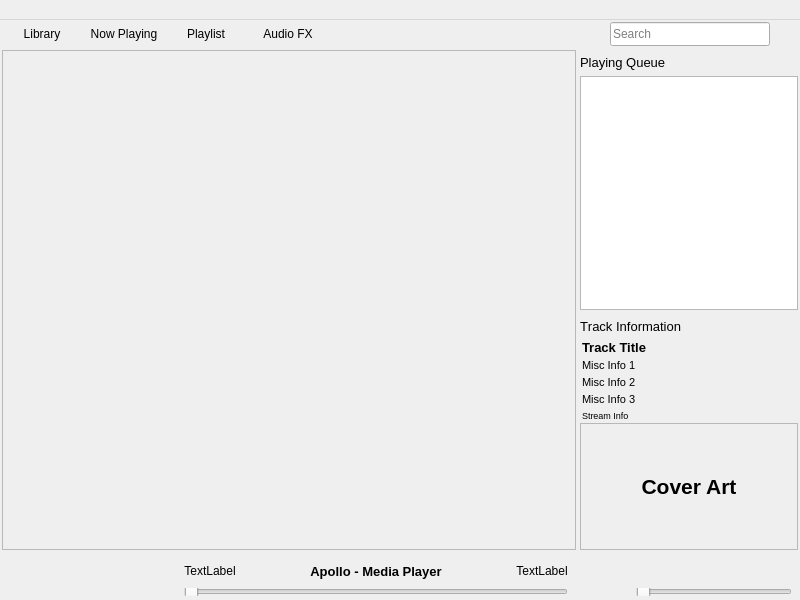
This is apollo/layout/mainwindow.ui in OmmarShaikh01/Apollo as Qt 5 draws it before an edit. The edited form follows.
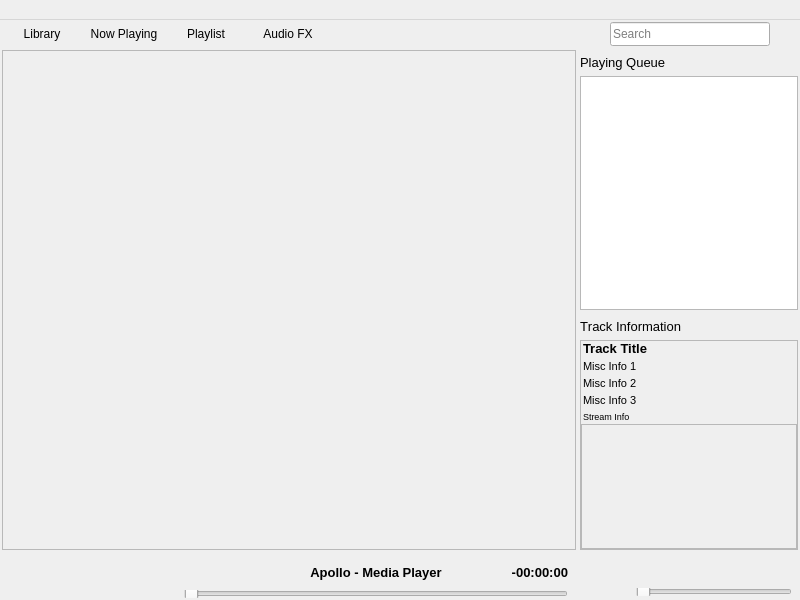
This is the edited form. The open tabs and pages were chosen to show the change.

Commit message: Broken Commit: Updated Playback bar

Patch:
```diff
--- a/apollo/layout/mainwindow.ui
+++ b/apollo/layout/mainwindow.ui
@@ -550,102 +550,8 @@
           <property name="verticalSpacing">
            <number>2</number>
           </property>
-          <item row="0" column="0">
-           <widget class="QLabel" name="label_9">
-            <property name="sizePolicy">
-             <sizepolicy hsizetype="Fixed" vsizetype="Preferred">
-              <horstretch>0</horstretch>
-              <verstretch>0</verstretch>
-             </sizepolicy>
-            </property>
-            <property name="minimumSize">
-             <size>
-              <width>0</width>
-              <height>28</height>
-             </size>
-            </property>
-            <property name="maximumSize">
-             <size>
-              <width>16777215</width>
-              <height>28</height>
-             </size>
-            </property>
-            <property name="text">
-             <string>TextLabel</string>
-            </property>
-            <property name="alignment">
-             <set>Qt::AlignCenter</set>
-            </property>
-           </widget>
-          </item>
-          <item row="0" column="2" alignment="Qt::AlignVCenter">
-           <widget class="QLabel" name="label_11">
-            <property name="sizePolicy">
-             <sizepolicy hsizetype="Fixed" vsizetype="Preferred">
-              <horstretch>0</horstretch>
-              <verstretch>0</verstretch>
-             </sizepolicy>
-            </property>
-            <property name="minimumSize">
-             <size>
-              <width>0</width>
-              <height>28</height>
-             </size>
-            </property>
-            <property name="maximumSize">
-             <size>
-              <width>16777215</width>
-              <height>28</height>
-             </size>
-            </property>
-            <property name="text">
-             <string>TextLabel</string>
-            </property>
-            <property name="alignment">
-             <set>Qt::AlignCenter</set>
-            </property>
-           </widget>
-          </item>
-          <item row="0" column="1">
-           <widget class="QLabel" name="label_10">
-            <property name="sizePolicy">
-             <sizepolicy hsizetype="Preferred" vsizetype="Preferred">
-              <horstretch>1</horstretch>
-              <verstretch>1</verstretch>
-             </sizepolicy>
-            </property>
-            <property name="minimumSize">
-             <size>
-              <width>0</width>
-              <height>28</height>
-             </size>
-            </property>
-            <property name="maximumSize">
-             <size>
-              <width>16777215</width>
-              <height>28</height>
-             </size>
-            </property>
-            <property name="font">
-             <font>
-              <family>Segoe UI</family>
-              <pointsize>10</pointsize>
-              <bold>true</bold>
-             </font>
-            </property>
-            <property name="text">
-             <string>Apollo - Media Player</string>
-            </property>
-            <property name="scaledContents">
-             <bool>false</bool>
-            </property>
-            <property name="alignment">
-             <set>Qt::AlignCenter</set>
-            </property>
-           </widget>
-          </item>
-          <item row="1" column="0" colspan="3">
-           <widget class="QSlider" name="horizontalSlider_2">
+          <item row="1" column="0" colspan="2">
+           <widget class="QSlider" name="playback_footer_track_seek_slider">
             <property name="sizePolicy">
              <sizepolicy hsizetype="Expanding" vsizetype="Fixed">
               <horstretch>1</horstretch>
@@ -669,6 +575,134 @@
             </property>
            </widget>
           </item>
+          <item row="0" column="0" colspan="2">
+           <widget class="QFrame" name="playback_footer_frame_M_info">
+            <property name="mouseTracking">
+             <bool>true</bool>
+            </property>
+            <property name="frameShape">
+             <enum>QFrame::NoFrame</enum>
+            </property>
+            <property name="frameShadow">
+             <enum>QFrame::Raised</enum>
+            </property>
+            <layout class="QHBoxLayout" name="horizontalLayout_5">
+             <property name="spacing">
+              <number>2</number>
+             </property>
+             <property name="leftMargin">
+              <number>0</number>
+             </property>
+             <property name="topMargin">
+              <number>0</number>
+             </property>
+             <property name="rightMargin">
+              <number>0</number>
+             </property>
+             <property name="bottomMargin">
+              <number>0</number>
+             </property>
+             <item>
+              <widget class="QWidget" name="playback_footer_track_rating" native="true">
+               <property name="sizePolicy">
+                <sizepolicy hsizetype="Fixed" vsizetype="Preferred">
+                 <horstretch>0</horstretch>
+                 <verstretch>0</verstretch>
+                </sizepolicy>
+               </property>
+               <property name="minimumSize">
+                <size>
+                 <width>100</width>
+                 <height>28</height>
+                </size>
+               </property>
+               <property name="maximumSize">
+                <size>
+                 <width>100</width>
+                 <height>28</height>
+                </size>
+               </property>
+               <property name="mouseTracking">
+                <bool>true</bool>
+               </property>
+              </widget>
+             </item>
+             <item>
+              <widget class="QLabel" name="playback_footer_track_title">
+               <property name="sizePolicy">
+                <sizepolicy hsizetype="Preferred" vsizetype="Preferred">
+                 <horstretch>1</horstretch>
+                 <verstretch>1</verstretch>
+                </sizepolicy>
+               </property>
+               <property name="minimumSize">
+                <size>
+                 <width>0</width>
+                 <height>28</height>
+                </size>
+               </property>
+               <property name="maximumSize">
+                <size>
+                 <width>16777215</width>
+                 <height>28</height>
+                </size>
+               </property>
+               <property name="font">
+                <font>
+                 <family>Segoe UI</family>
+                 <pointsize>10</pointsize>
+                 <bold>true</bold>
+                </font>
+               </property>
+               <property name="text">
+                <string>Apollo - Media Player</string>
+               </property>
+               <property name="scaledContents">
+                <bool>false</bool>
+               </property>
+               <property name="alignment">
+                <set>Qt::AlignCenter</set>
+               </property>
+              </widget>
+             </item>
+             <item>
+              <widget class="QLabel" name="playback_footer_track_elapsed">
+               <property name="sizePolicy">
+                <sizepolicy hsizetype="Fixed" vsizetype="Preferred">
+                 <horstretch>0</horstretch>
+                 <verstretch>0</verstretch>
+                </sizepolicy>
+               </property>
+               <property name="minimumSize">
+                <size>
+                 <width>100</width>
+                 <height>28</height>
+                </size>
+               </property>
+               <property name="maximumSize">
+                <size>
+                 <width>100</width>
+                 <height>28</height>
+                </size>
+               </property>
+               <property name="font">
+                <font>
+                 <family>Segoe UI</family>
+                 <pointsize>10</pointsize>
+                 <bold>true</bold>
+                </font>
+               </property>
+               <property name="text">
+                <string>-00:00:00</string>
+               </property>
+               <property name="alignment">
+                <set>Qt::AlignRight|Qt::AlignTrailing|Qt::AlignVCenter</set>
+               </property>
+              </widget>
+             </item>
+            </layout>
+           </widget>
+          </item>
          </layout>
         </widget>
        </item>
@@ -1096,90 +1130,6 @@
             <property name="spacing">
              <number>2</number>
             </property>
-            <item row="6" column="0">
-             <widget class="QLabel" name="label_17">
-              <property name="sizePolicy">
-               <sizepolicy hsizetype="Preferred" vsizetype="Preferred">
-                <horstretch>1</horstretch>
-                <verstretch>1</verstretch>
-               </sizepolicy>
-              </property>
-              <property name="font">
-               <font>
-                <family>Segoe UI</family>
-                <pointsize>16</pointsize>
-                <bold>true</bold>
-               </font>
-              </property>
-              <property name="frameShape">
-               <enum>QFrame::StyledPanel</enum>
-              </property>
-              <property name="text">
-               <string>Cover Art</string>
-              </property>
-              <property name="scaledContents">
-               <bool>true</bool>
-              </property>
-              <property name="alignment">
-               <set>Qt::AlignCenter</set>
-              </property>
-             </widget>
-            </item>
-            <item row="5" column="0">
-             <layout class="QVBoxLayout" name="verticalLayout">
-              <property name="leftMargin">
-               <number>2</number>
-              </property>
-              <item>
-               <widget class="QLabel" name="label_12">
-                <property name="font">
-                 <font>
-                  <family>Segoe UI</family>
-                  <pointsize>10</pointsize>
-                  <bold>true</bold>
-                 </font>
-                </property>
-                <property name="text">
-                 <string>Track Title</string>
-                </property>
-               </widget>
-              </item>
-              <item>
-               <widget class="QLabel" name="label_13">
-                <property name="text">
-                 <string>Misc Info 1</string>
-                </property>
-               </widget>
-              </item>
-              <item>
-               <widget class="QLabel" name="label_14">
-                <property name="text">
-                 <string>Misc Info 2</string>
-                </property>
-               </widget>
-              </item>
-              <item>
-               <widget class="QLabel" name="label_15">
-                <property name="text">
-                 <string>Misc Info 3</string>
-                </property>
-               </widget>
-              </item>
-              <item>
-               <widget class="QLabel" name="label_16">
-                <property name="font">
-                 <font>
-                  <family>Segoe UI</family>
-                  <pointsize>7</pointsize>
-                 </font>
-                </property>
-                <property name="text">
-                 <string>Stream Info</string>
-                </property>
-               </widget>
-              </item>
-             </layout>
-            </item>
             <item row="0" column="0">
              <widget class="QLabel" name="label_18">
               <property name="minimumSize">
@@ -1208,6 +1158,117 @@
               </property>
              </widget>
             </item>
+            <item row="1" column="0">
+             <widget class="QFrame" name="main_tabs_track_info_frame">
+              <property name="frameShape">
+               <enum>QFrame::StyledPanel</enum>
+              </property>
+              <property name="frameShadow">
+               <enum>QFrame::Raised</enum>
+              </property>
+              <layout class="QVBoxLayout" name="verticalLayout_2">
+               <property name="spacing">
+                <number>2</number>
+               </property>
+               <property name="leftMargin">
+                <number>0</number>
+               </property>
+               <property name="topMargin">
+                <number>0</number>
+               </property>
+               <property name="rightMargin">
+                <number>0</number>
+               </property>
+               <property name="bottomMargin">
+                <number>0</number>
+               </property>
+               <item>
+                <layout class="QVBoxLayout" name="verticalLayout">
+                 <property name="leftMargin">
+                  <number>2</number>
+                 </property>
+                 <item>
+                  <widget class="QLabel" name="track_info_title">
+                   <property name="font">
+                    <font>
+                     <family>Segoe UI</family>
+                     <pointsize>10</pointsize>
+                     <bold>true</bold>
+                    </font>
+                   </property>
+                   <property name="text">
+                    <string>Track Title</string>
+                   </property>
+                  </widget>
+                 </item>
+                 <item>
+                  <widget class="QLabel" name="track_info_misc_1">
+                   <property name="text">
+                    <string>Misc Info 1</string>
+                   </property>
+                  </widget>
+                 </item>
+                 <item>
+                  <widget class="QLabel" name="track_info_misc_2">
+                   <property name="text">
+                    <string>Misc Info 2</string>
+                   </property>
+                  </widget>
+                 </item>
+                 <item>
+                  <widget class="QLabel" name="track_info_misc_3">
+                   <property name="text">
+                    <string>Misc Info 3</string>
+                   </property>
+                  </widget>
+                 </item>
+                 <item>
+                  <widget class="QLabel" name="track_info_stream">
+                   <property name="font">
+                    <font>
+                     <family>Segoe UI</family>
+                     <pointsize>7</pointsize>
+                    </font>
+                   </property>
+                   <property name="text">
+                    <string>Stream Info</string>
+                   </property>
+                  </widget>
+                 </item>
+                </layout>
+               </item>
+               <item>
+                <widget class="QLabel" name="track_info_cover_pixmap">
+                 <property name="sizePolicy">
+                  <sizepolicy hsizetype="Preferred" vsizetype="Preferred">
+                   <horstretch>1</horstretch>
+                   <verstretch>1</verstretch>
+                  </sizepolicy>
+                 </property>
+                 <property name="font">
+                  <font>
+                   <family>Segoe UI</family>
+                   <pointsize>16</pointsize>
+                   <bold>true</bold>
+                  </font>
+                 </property>
+                 <property name="frameShape">
+                  <enum>QFrame::StyledPanel</enum>
+                 </property>
+                 <property name="text">
+                  <string/>
+                 </property>
+                 <property name="scaledContents">
+                  <bool>true</bool>
+                 </property>
+                 <property name="alignment">
+                  <set>Qt::AlignCenter</set>
+                 </property>
+                </widget>
+               </item>
+              </layout>
+             </widget>
+            </item>
            </layout>
           </widget>
          </widget>
```
Left out of the diff: 9 changed lines with no effect on the pictures. The commit also changes 34 other files.
